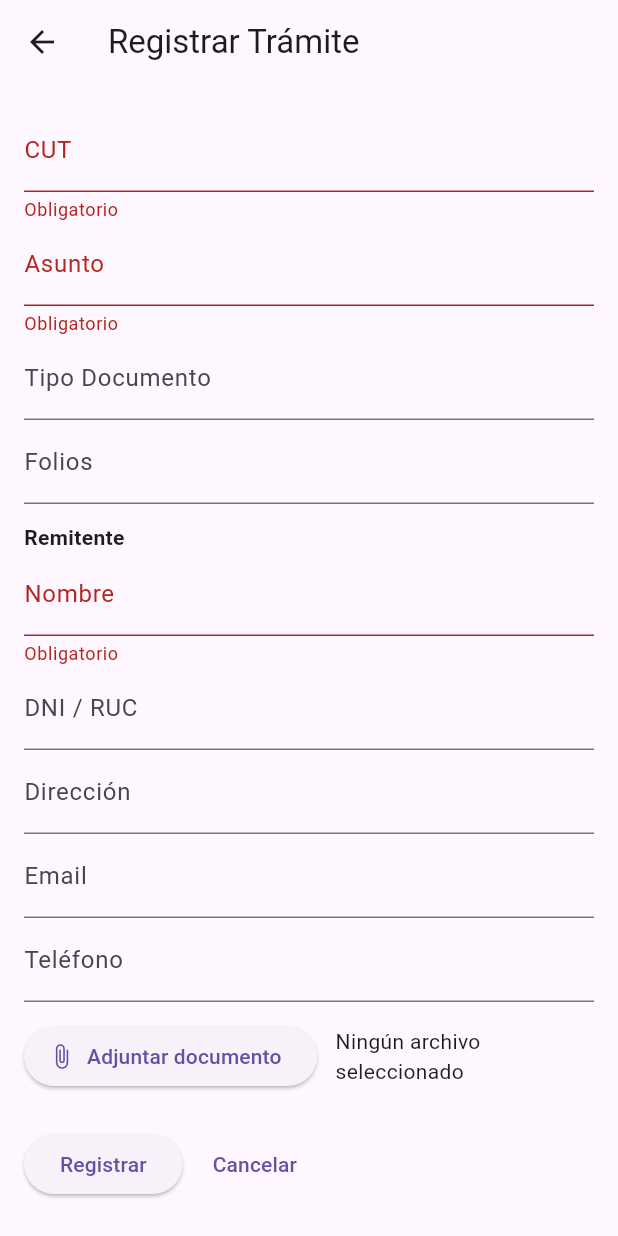
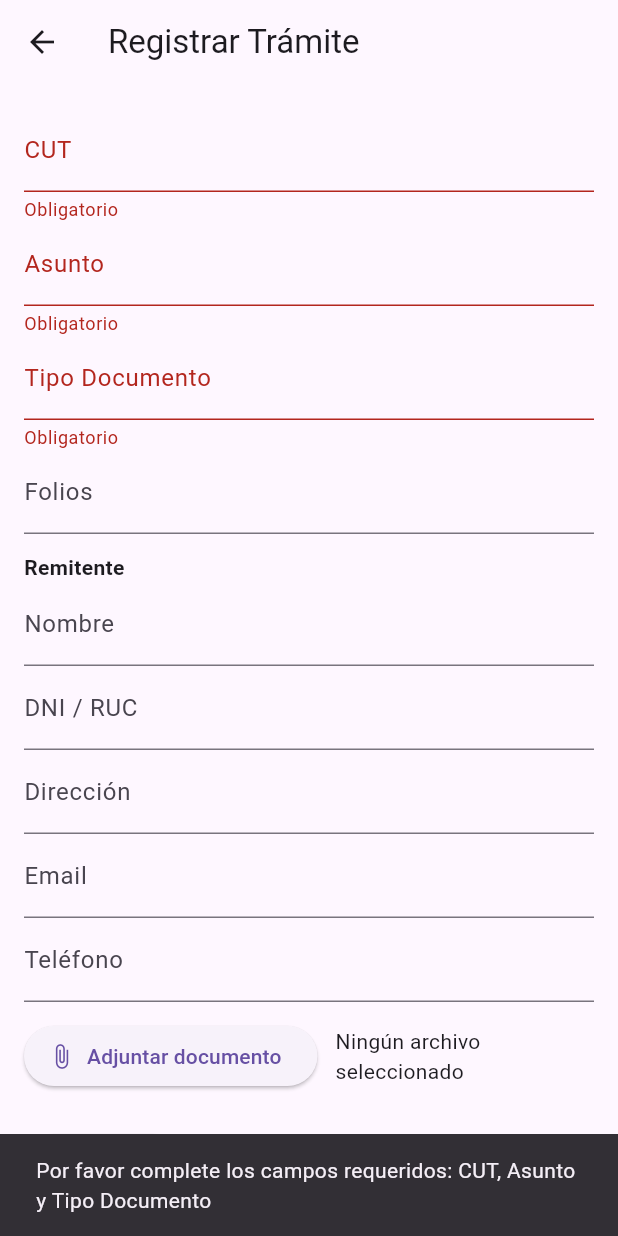
Before and after one commit to edinsonsan/siged_app, a Flutter app: the TramiteRegisterScreen screen opened directly, after a tap on "Registrar", on a phone screen of 412 x 824 dp. Run offline on Flutter 3.47's test engine with Material 3 defaults, Android fonts, the phone set to English and light mode, and no system bars; our stand-ins replace bloc, dio, equatable, file_picker, fl_chart, flutter_bloc and 4 more; accounts and stored records are empty.

Commit message:
Enhance Tramite registration form validation and submission logic, including required field checks and improved error messaging

```diff
--- a/lib/presentation/tramites/tramite_register_screen.dart
+++ b/lib/presentation/tramites/tramite_register_screen.dart
@@ -40,11 +40,11 @@ class _TramiteRegisterScreenState extends State<TramiteRegisterScreen> {
             child: Column(crossAxisAlignment: CrossAxisAlignment.start, children: [
               TextFormField(controller: _cut, decoration: const InputDecoration(labelText: 'CUT'), validator: (v) => (v == null || v.isEmpty) ? 'Obligatorio' : null),
               TextFormField(controller: _asunto, decoration: const InputDecoration(labelText: 'Asunto'), validator: (v) => (v == null || v.isEmpty) ? 'Obligatorio' : null),
-              TextFormField(controller: _tipoDocumento, decoration: const InputDecoration(labelText: 'Tipo Documento')),
+              TextFormField(controller: _tipoDocumento, decoration: const InputDecoration(labelText: 'Tipo Documento'), validator: (v) => (v == null || v.isEmpty) ? 'Obligatorio' : null),
               TextFormField(controller: _folios, decoration: const InputDecoration(labelText: 'Folios'), keyboardType: TextInputType.number),
               const SizedBox(height: 12),
               const Text('Remitente', style: TextStyle(fontWeight: FontWeight.bold)),
-              TextFormField(controller: _remitenteNombre, decoration: const InputDecoration(labelText: 'Nombre'), validator: (v) => (v == null || v.isEmpty) ? 'Obligatorio' : null),
+              TextFormField(controller: _remitenteNombre, decoration: const InputDecoration(labelText: 'Nombre')),
               TextFormField(controller: _remitenteDocumento, decoration: const InputDecoration(labelText: 'DNI / RUC')),
               TextFormField(controller: _remitenteDireccion, decoration: const InputDecoration(labelText: 'Dirección')),
               TextFormField(controller: _remitenteEmail, decoration: const InputDecoration(labelText: 'Email'), keyboardType: TextInputType.emailAddress),
@@ -76,28 +76,43 @@ class _TramiteRegisterScreenState extends State<TramiteRegisterScreen> {
   }
 
   Future<void> _submit() async {
-    if (!_formKey.currentState!.validate()) return;
+    if (!_formKey.currentState!.validate()) {
+      // show snackbar indicating required fields
+      ScaffoldMessenger.of(context).showSnackBar(const SnackBar(content: Text('Por favor complete los campos requeridos: CUT, Asunto y Tipo Documento')));
+      return;
+    }
     setState(() => _submitting = true);
     try {
     // Capture dependencies and values before any await to avoid using BuildContext after async gaps.
     final authState = context.read<AuthCubit>().state;
     num? creadoPorId;
-    if (authState is AuthAuthenticated) creadoPorId = authState.user.id;
+    num? areaActualId;
+    if (authState is AuthAuthenticated) {
+      creadoPorId = authState.user.id;
+      areaActualId = authState.user.area?.id;
+    }
 
-    final dto = {
+    final Map<String, dynamic> dto = {
       'cut': _cut.text.trim(),
       'asunto': _asunto.text.trim(),
-      'tipo_documento': _tipoDocumento.text.trim(),
-      'folios': int.tryParse(_folios.text.trim()) ?? 0,
-      'remitente': {
-        'nombre': _remitenteNombre.text.trim(),
-        'documento': _remitenteDocumento.text.trim(),
-        'direccion': _remitenteDireccion.text.trim(),
-        'email': _remitenteEmail.text.trim(),
-        'telefono': _remitenteTelefono.text.trim(),
-      },
-      if (creadoPorId != null) 'creado_por_id': creadoPorId,
+      'tipoDocumento': _tipoDocumento.text.trim(),
+      // include created and area ids explicitly; backend allows null
+      'creado_por_id': creadoPorId,
+      'area_actual_id': areaActualId,
     };
+
+    // optional: add folios only if provided
+  final foliosVal = int.tryParse(_folios.text.trim());
+  if (foliosVal != null) dto['folios'] = foliosVal;
+
+    // build remitente map only including non-empty fields
+    final Map<String, dynamic> remitente = {};
+    if (_remitenteNombre.text.trim().isNotEmpty) remitente['nombre'] = _remitenteNombre.text.trim();
+    if (_remitenteDocumento.text.trim().isNotEmpty) remitente['documento'] = _remitenteDocumento.text.trim();
+    if (_remitenteDireccion.text.trim().isNotEmpty) remitente['direccion'] = _remitenteDireccion.text.trim();
+    if (_remitenteEmail.text.trim().isNotEmpty) remitente['email'] = _remitenteEmail.text.trim();
+    if (_remitenteTelefono.text.trim().isNotEmpty) remitente['telefono'] = _remitenteTelefono.text.trim();
+    if (remitente.isNotEmpty) dto['remitente'] = remitente;
 
     final repo = context.read<TramiteRepository>();
     final tramiteCubit = context.read<TramiteCubit?>();
```
